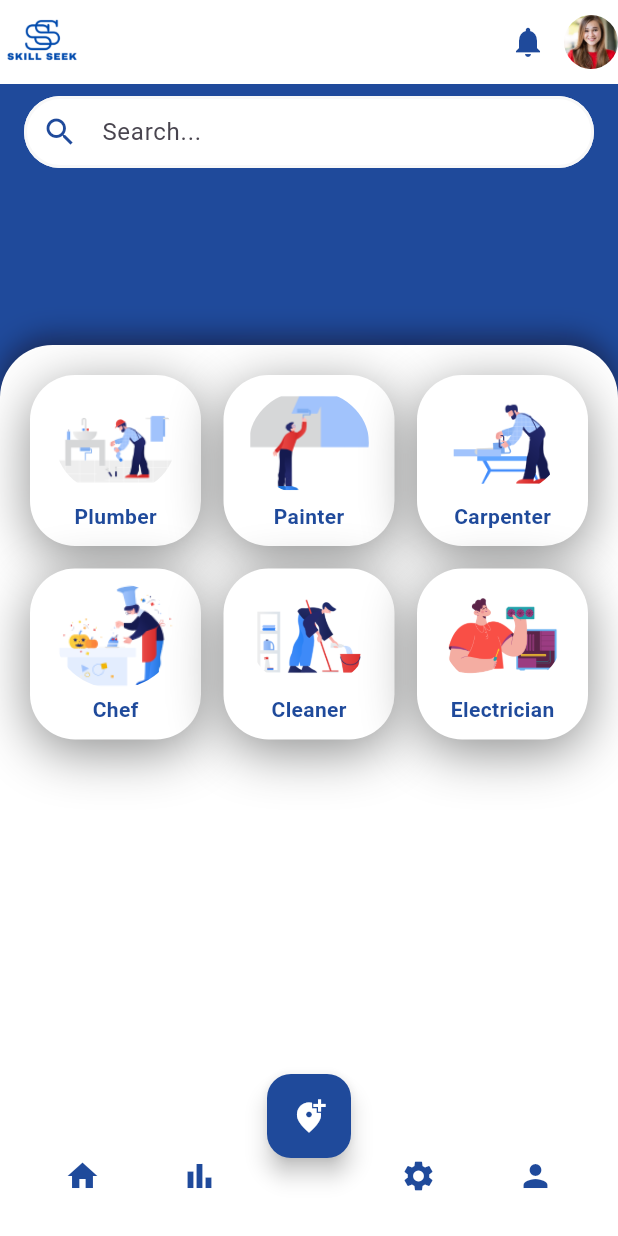
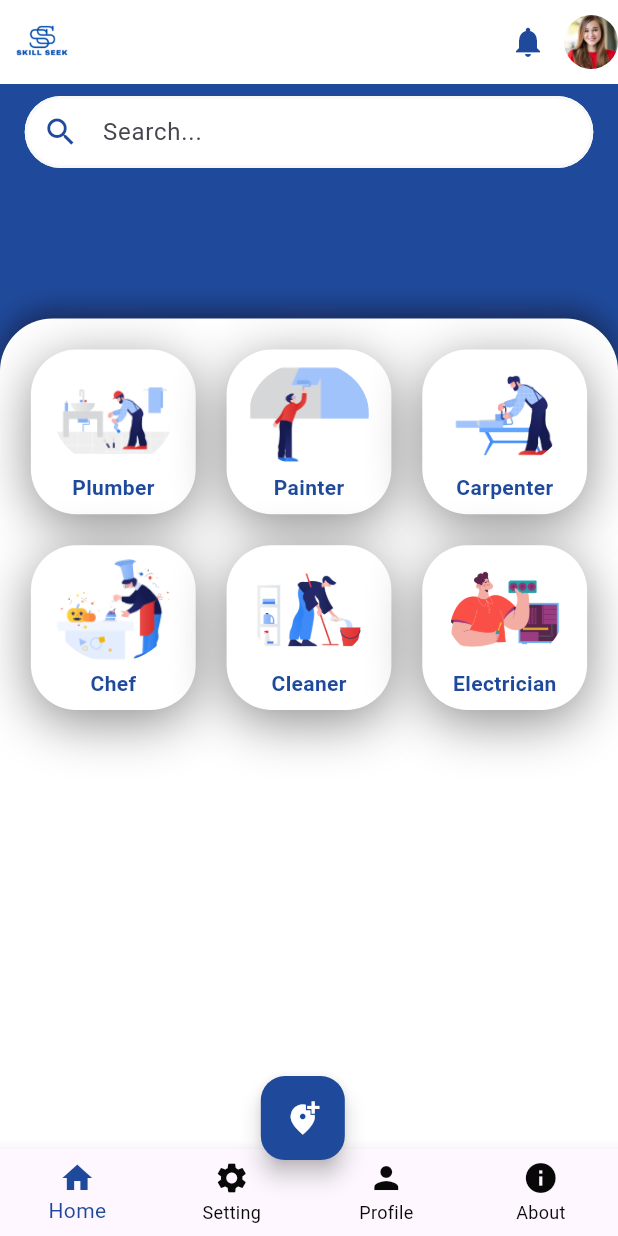
Before and after one commit to priyanka749/skillseek, a Flutter app: the DashboardView screen opened directly, on a phone screen of 412 x 824 dp. Run offline on Flutter 3.47's test engine with Material 3 defaults, Android fonts, the light colour scheme and no system bars.

Commit message:
dashboard update

```diff
--- a/lib/view/dashboard_view.dart
+++ b/lib/view/dashboard_view.dart
@@ -1,11 +1,31 @@
 import 'package:flutter/material.dart';
+import 'package:skillseek/view/about.dart';
+import 'package:skillseek/view/profile.dart';
+import 'package:skillseek/view/setting.dart';
 
-class DashboardView extends StatelessWidget {
+class DashboardView extends StatefulWidget {
   const DashboardView({super.key});
+
+  @override
+  State<DashboardView> createState() => _DashboardViewState();
+}
+
+class _DashboardViewState extends State<DashboardView> {
+  int _currentIndex = 0; // Index for Bottom Navigation
+
+  // List of pages for each BottomNavigationBarItem
+  final List<Widget> _pages = [
+    const HomeScreen(),
+    const Setting(),
+    const ProfileScreen(),
+    const AboutScreen(),
+  ];
 
   @override
   Widget build(BuildContext context) {
     const Color primaryColor = Color(0xFF1F4A9B); // Blue color
+    final double screenWidth = MediaQuery.of(context).size.width;
+    final double screenHeight = MediaQuery.of(context).size.height;
 
     return Scaffold(
       backgroundColor: const Color(0xFF1F4A9B),
@@ -13,12 +33,12 @@ class DashboardView extends StatelessWidget {
         backgroundColor: Colors.white,
         elevation: 0,
         leading: Padding(
-          padding: const EdgeInsets.all(1.0),
+          padding: EdgeInsets.all(screenWidth * 0.02), // Responsive padding
           child: Image.asset(
             'assets/images/skillseeklogo.png',
             fit: BoxFit.contain,
-            height: 100,
-            width: 100,
+            height: screenWidth * 0.2, // Responsive logo size
+            width: screenWidth * 0.2, // Responsive logo size
           ),
         ),
         centerTitle: true,
@@ -34,10 +54,69 @@ class DashboardView extends StatelessWidget {
           )
         ],
       ),
-      body: Column(
+      body: _pages[_currentIndex], // Show the current page from the list
+      floatingActionButton: Padding(
+        padding: EdgeInsets.only(
+            bottom: screenHeight * 0.05, right: screenWidth * 0.02),
+        child: FloatingActionButton(
+          backgroundColor: primaryColor,
+          onPressed: () {},
+          child: const Icon(
+            Icons.add_location_alt,
+            color: Colors.white,
+          ),
+        ),
+      ),
+      floatingActionButtonLocation: FloatingActionButtonLocation.centerDocked,
+
+      // Bottom Navigation Bar
+      bottomNavigationBar: BottomNavigationBar(
+        currentIndex: _currentIndex, // Current selected index
+        onTap: (index) {
+          setState(() {
+            _currentIndex = index; // Update index on tap
+          });
+        },
+        type: BottomNavigationBarType.fixed, // Ensures all items show
+        selectedItemColor: primaryColor,
+        unselectedItemColor: const Color.fromARGB(255, 8, 8, 8),
+        items: const [
+          BottomNavigationBarItem(
+            icon: Icon(Icons.home),
+            label: 'Home',
+          ),
+          BottomNavigationBarItem(
+            icon: Icon(Icons.settings),
+            label: 'Setting',
+          ),
+          BottomNavigationBarItem(
+            icon: Icon(Icons.person),
+            label: 'Profile',
+          ),
+          BottomNavigationBarItem(
+            icon: Icon(Icons.info),
+            label: 'About',
+          ),
+        ],
+      ),
+    );
+  }
+}
+
+class HomeScreen extends StatelessWidget {
+  const HomeScreen({super.key});
+
+  @override
+  Widget build(BuildContext context) {
+    const Color primaryColor = Color(0xFF1F4A9B);
+    final double screenWidth = MediaQuery.of(context).size.width;
+    final double screenHeight = MediaQuery.of(context).size.height;
+
+    return Column(
       children: [
         Padding(
-            padding: const EdgeInsets.symmetric(horizontal: 16.0, vertical: 8.0),
+          padding: EdgeInsets.symmetric(
+              horizontal: screenWidth * 0.04, vertical: 8.0),
           child: TextField(
             decoration: InputDecoration(
               filled: true,
@@ -51,7 +130,8 @@ class DashboardView extends StatelessWidget {
               contentPadding: const EdgeInsets.symmetric(vertical: 0),
               enabledBorder: OutlineInputBorder(
                 borderRadius: BorderRadius.circular(25),
-                  borderSide: const BorderSide(color: Color(0xFFF8F8F8), width: 2),
+                borderSide:
+                    const BorderSide(color: Color(0xFFF8F8F8), width: 2),
               ),
               focusedBorder: OutlineInputBorder(
                 borderRadius: BorderRadius.circular(25),
@@ -63,7 +143,7 @@ class DashboardView extends StatelessWidget {
         const SizedBox(height: 10),
         Expanded(
           child: Container(
-              margin: const EdgeInsets.only(top: 100),
+            margin: EdgeInsets.only(top: screenHeight * 0.1),
             decoration: const BoxDecoration(
               color: Colors.white,
               borderRadius: BorderRadius.vertical(top: Radius.circular(35)),
@@ -76,18 +156,18 @@ class DashboardView extends StatelessWidget {
               ],
             ),
             child: Padding(
-                padding: const EdgeInsets.all(20.0),
+              padding: EdgeInsets.all(screenWidth * 0.05),
               child: GridView.count(
-                  crossAxisCount: 3,
-                  crossAxisSpacing: 15,
-                  mainAxisSpacing: 15,
+                crossAxisCount: screenWidth > 600 ? 4 : 3, // Responsive grid
+                crossAxisSpacing: screenWidth * 0.05, // Responsive spacing
+                mainAxisSpacing: screenWidth * 0.05, // Responsive spacing
                 children: [
                   _buildSkillCard('Plumber',
                       'assets/images/Plumber with tools repairing a pipe.png'),
                   _buildSkillCard('Painter',
                       'assets/images/The painter paints the wall.png'),
-                    _buildSkillCard('Carpenter',
-                        'assets/images/Working with a chainsaw.png'),
+                  _buildSkillCard(
+                      'Carpenter', 'assets/images/Working with a chainsaw.png'),
                   _buildSkillCard('Chef',
                       'assets/images/Cook making a halloween dinner.png'),
                   _buildSkillCard('Cleaner',
@@ -100,64 +180,18 @@ class DashboardView extends StatelessWidget {
           ),
         ),
       ],
-      ),
-      floatingActionButton: FloatingActionButton(
-        backgroundColor: primaryColor,
-        onPressed: () {},
-        child: const Icon(
-          Icons.add_location_alt,
-          color: Colors.white,
-        ),
-      ),
-      floatingActionButtonLocation: FloatingActionButtonLocation.centerDocked,
-      bottomNavigationBar: Container(
-        decoration: const BoxDecoration(
-          color: Color.fromARGB(255, 255, 255, 255),
-          boxShadow: [
-            BoxShadow(
-              color: Color.fromARGB(255, 255, 255, 255),
-              blurRadius: 20,
-              offset: Offset(0, -5),
-            ),
-          ],
-        ),
-        child: BottomAppBar(
-          color: Colors.transparent,
-          child: Row(
-            mainAxisAlignment: MainAxisAlignment.spaceAround,
-            children: [
-              IconButton(
-                icon: const Icon(Icons.home, color: Color(0xFF1F4A9B)),
-                onPressed: () {},
-              ),
-              IconButton(
-                icon: const Icon(Icons.bar_chart, color: Color(0xFF1F4A9B)),
-                onPressed: () {},
-              ),
-              const SizedBox(width: 38),
-              IconButton(
-                icon: const Icon(Icons.settings, color: Color(0xFF1F4A9B)),
-                onPressed: () {},
-              ),
-              IconButton(
-                icon: const Icon(Icons.person, color: Color(0xFF1F4A9B)),
-                onPressed: () {},
-              ),
-            ],
-          ),
-        ),
-      ),
     );
   }
 
+  // Skill Card Widget
   Widget _buildSkillCard(String title, String imagePath) {
     return Container(
       decoration: BoxDecoration(
-        color: Colors.white, // Neutral background for cards
+        color: Colors.white,
         borderRadius: BorderRadius.circular(30),
         boxShadow: const [
           BoxShadow(
-            color: Color.fromARGB(210, 117, 118, 118),
+            color: Color.fromARGB(210, 117, 117, 118),
             blurRadius: 30,
             offset: Offset(0, 8),
           ),
@@ -183,7 +217,7 @@ class DashboardView extends StatelessWidget {
           Text(
             title,
             style: const TextStyle(
-              color: Color(0xFF1F4A9B), // Black text for better readability
+              color: Color(0xFF1F4A9B),
               fontWeight: FontWeight.bold,
             ),
           ),
```
Also changed, not shown: lib/core/app_theme/app_theme.dart (added). Lines whose indentation alone changed are shown as unchanged.
